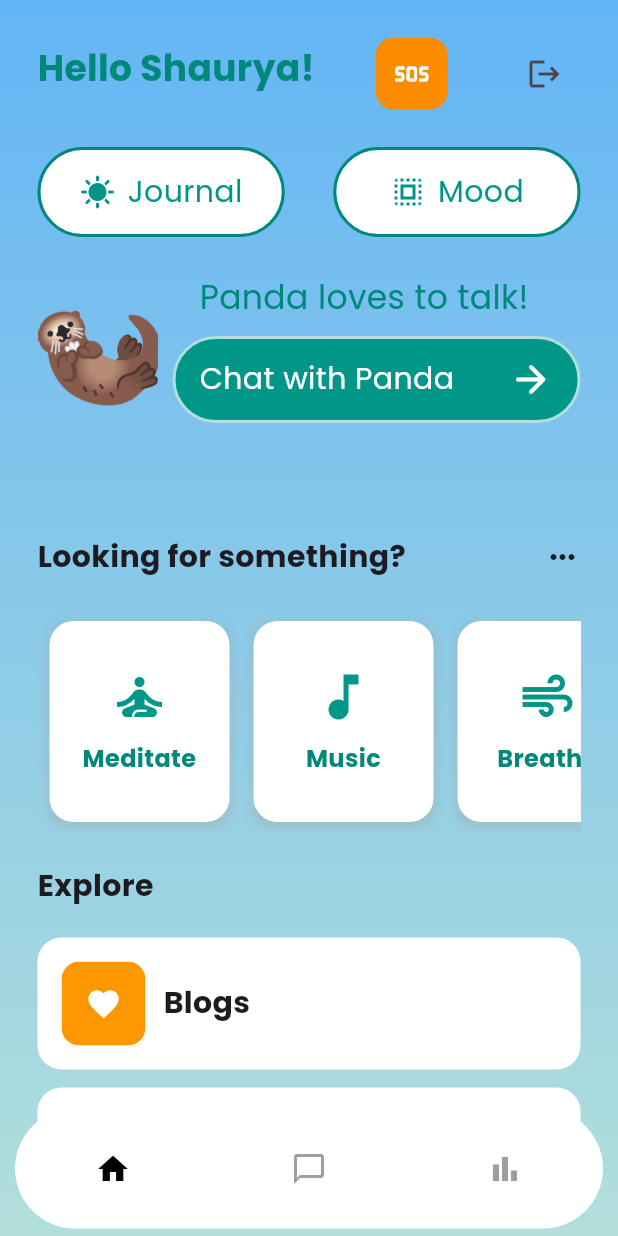
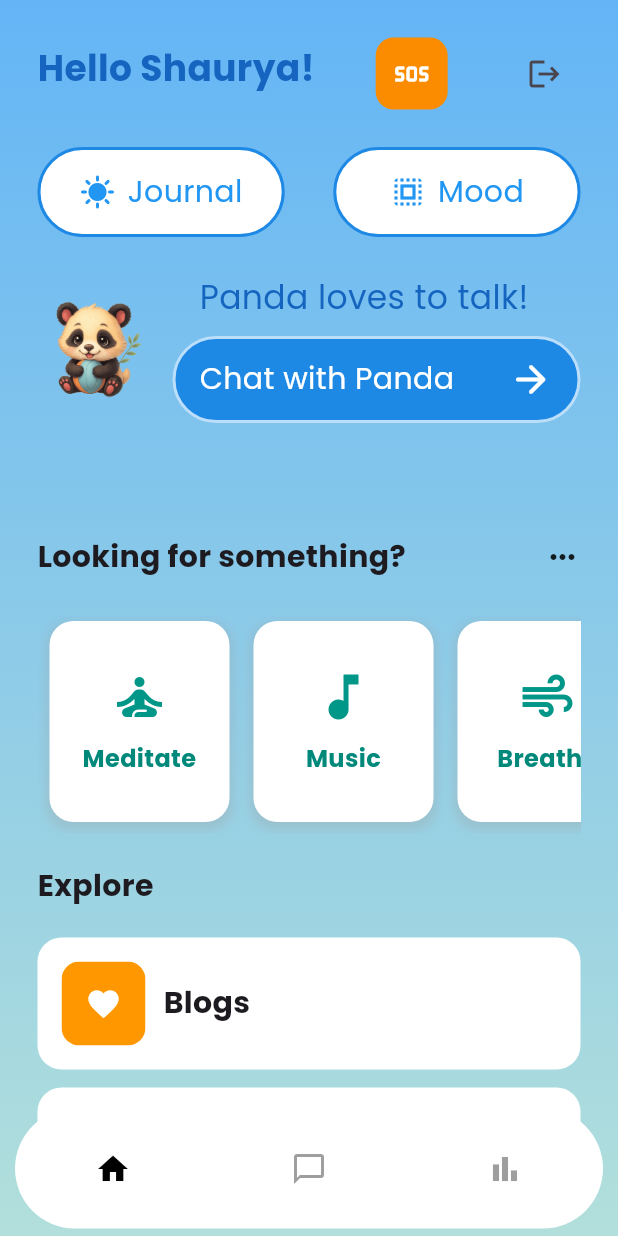
Before and after one commit to shauryaverma03/Mental-Health-Companion-App, a Flutter app: the Type screen opened directly, after a tap on "Proceed", on a phone screen of 412 x 824 dp. Run offline on Flutter 3.47's test engine with Material 3 defaults, Android fonts, the phone set to English and light mode, and no system bars; our stand-ins replace audioplayers, circular_countdown_timer, firebase_auth, firebase_core, flutter_card_swiper, flutter_secure_storage and 4 more; accounts and stored records are empty.

Commit message:
edited the home page

```diff
--- a/app/lib/pages/dashboard.dart
+++ b/app/lib/pages/dashboard.dart
@@ -98,7 +98,7 @@ class _DashboardPageState extends State<DashboardPage> {
                                           Text(
                                             'Hello Shaurya!',
                                             style: TextStyle(
-                                              color: Colors.teal[600],
+                                              color: Colors.blue[800],
                                               fontSize: 24,
                                               fontWeight: FontWeight.bold,
                                             ),
@@ -152,7 +152,7 @@ class _DashboardPageState extends State<DashboardPage> {
                                           borderRadius:
                                               BorderRadius.circular(40),
                                           border: Border.all(
-                                            color: Colors.teal.shade600,
+                                            color: Colors.blue.shade600,
                                             width: 2,
                                           ),
                                         ),
@@ -173,7 +173,7 @@ class _DashboardPageState extends State<DashboardPage> {
                                               children: [
                                                 Icon(
                                                   Icons.sunny,
-                                                  color: Colors.teal,
+                                                  color: Colors.blue,
                                                 ),
                                                 SizedBox(
                                                   width: 8,
@@ -181,7 +181,7 @@ class _DashboardPageState extends State<DashboardPage> {
                                                 Text(
                                                   'Journal',
                                                   style: TextStyle(
-                                                      color: Colors.teal,
+                                                      color: Colors.blue,
                                                       fontSize: 20),
                                                 )
                                               ]),
@@ -198,7 +198,7 @@ class _DashboardPageState extends State<DashboardPage> {
                                           borderRadius:
                                               BorderRadius.circular(40),
                                           border: Border.all(
-                                            color: Colors.teal.shade600,
+                                            color: Colors.blue.shade600,
                                             width: 2,
                                           ),
                                         ),
@@ -220,7 +220,7 @@ class _DashboardPageState extends State<DashboardPage> {
                                               children: [
                                                 Icon(
                                                   Icons.select_all,
-                                                  color: Colors.teal,
+                                                  color: Colors.blue,
                                                 ),
                                                 SizedBox(
                                                   width: 8,
@@ -228,7 +228,7 @@ class _DashboardPageState extends State<DashboardPage> {
                                                 Text(
                                                   'Mood',
                                                   style: TextStyle(
-                                                      color: Colors.teal,
+                                                      color: Colors.blue,
                                                       fontSize: 20),
                                                 )
                                               ]),
@@ -262,7 +262,7 @@ class _DashboardPageState extends State<DashboardPage> {
                                               child: Text(
                                                 'Panda loves to talk!',
                                                 style: TextStyle(
-                                                  color: Colors.teal[600],
+                                                  color: Colors.blue[800],
                                                   fontSize: 22,
                                                   fontWeight: FontWeight.w500,
                                                 ),
@@ -281,11 +281,11 @@ class _DashboardPageState extends State<DashboardPage> {
                                               },
                                               child: Container(
                                                 decoration: BoxDecoration(
-                                                  color: Colors.teal,
+                                                  color: Colors.blue[600],
                                                   borderRadius:
                                                       BorderRadius.circular(40),
                                                   border: Border.all(
-                                                    color: Colors.teal.shade100,
+                                                    color: Colors.blue.shade100,
                                                     width: 2,
                                                   ),
                                                 ),
@@ -350,6 +350,7 @@ class _DashboardPageState extends State<DashboardPage> {
                                         icon: Icons.self_improvement_sharp,
                                         label: 'Meditate',
                                         path: MeditationScreen()),
+
                                     CardItem(
                                         icon: Icons.music_note,
                                         label: 'Music',
--- a/app/lib/pages/type.dart
+++ b/app/lib/pages/type.dart
@@ -150,7 +150,7 @@ class _TypeState extends State<Type> {
               ),
             );
           },
-          backgroundColor: Colors.teal,
+          backgroundColor: Colors.blue,
           shape: RoundedRectangleBorder(
             borderRadius: BorderRadius.circular(15),
           ),
```
Also changed, not shown: app/lib/pages/hero_page.dart (+5 -5 lines), app/assets/images/otter.gif, app/assets/svgs/welcome1.svg (added).
